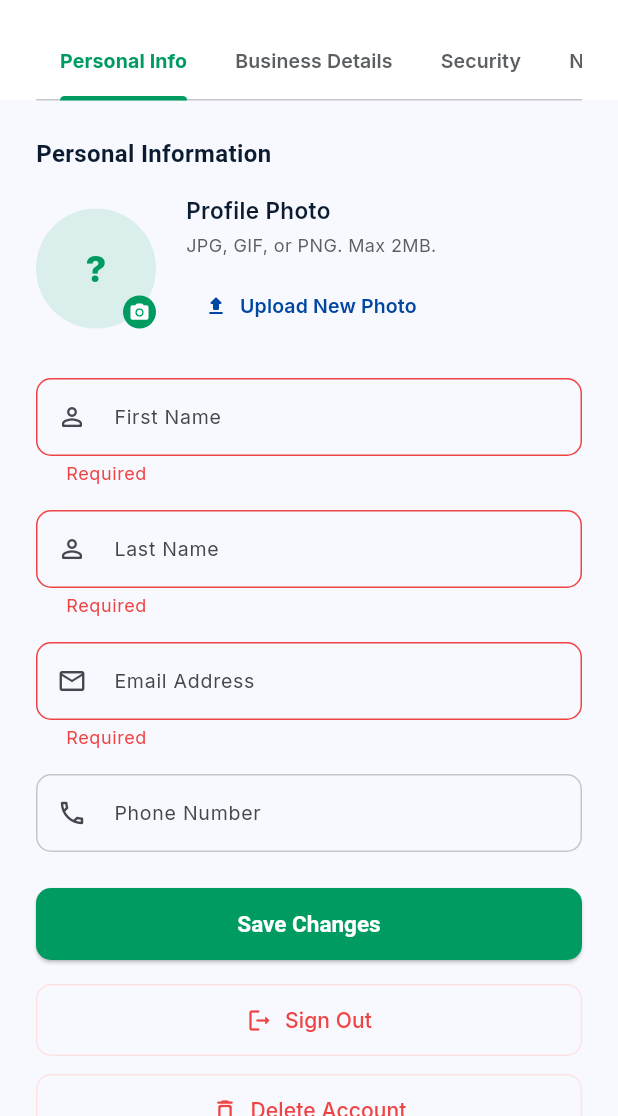
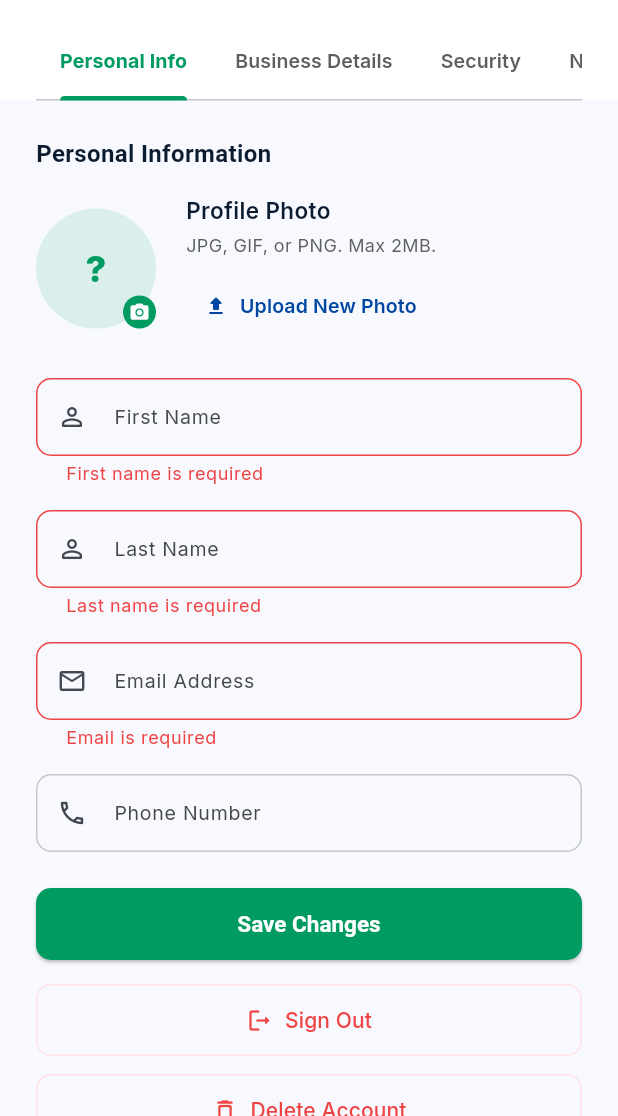
Before and after one commit to Johnnierad24/KodiPay, a Flutter app: the LandlordSettingsScreen screen opened directly, after a tap on "Save Changes", on a phone screen of 412 x 824 dp, the part 120-1236 px from its top. Run offline on Flutter 3.47's test engine with Material 3 defaults, Android fonts, the phone set to English and light mode, and no system bars; our stand-ins replace easy_refresh, file_picker, fl_chart, google_fonts, pdf, share_plus and 2 more; missing offline and left inert: dart:js_interop; accounts and stored records are empty; network calls fail.

Commit message:
Add data-quality validation rejecting garbage input
- Backend: new validators util rejects names like '1' (letters only, 2+ chars),
  emails like '1@gmail.com' (needs 2+ char local part + real TLD), and implausible phones
- Apply to register, profile update, caretaker assign/update, tenancy with-new-tenant
- Frontend: shared validators.dart mirrors the same rules
- Wire into login, register, auth, caretaker detail/profile edit, landlord settings,
  and caretaker assignment form as inline form validators

```diff
--- a/frontend/lib/screens/auth_screen.dart
+++ b/frontend/lib/screens/auth_screen.dart
@@ -2,6 +2,7 @@ import 'package:flutter/material.dart';
 import 'package:provider/provider.dart';
 import '../providers/auth_provider.dart';
 import '../utils/constants.dart';
+import '../utils/validators.dart';
 
 const Map<String, ({String label, IconData icon, Color color})> roleMeta = {
   'landlord': (label: 'Landlord', icon: Icons.business_rounded, color: AppColors.kodiGreen),
@@ -307,25 +308,21 @@ class _FormSide extends StatelessWidget {
             if (isSignUp && role == null) _buildRolePicker(),
             if (isSignUp) ...[
               _TextField(controller: firstNameCtl, label: 'First Name', icon: Icons.person_outline_rounded,
-                validator: (value) => (value == null || value.trim().isEmpty) ? 'First name is required' : null),
+                validator: (value) => validateHumanName(value, 'First name')),
               const SizedBox(height: 14),
               _TextField(controller: lastNameCtl, label: 'Last Name', icon: Icons.person_outline_rounded,
-                validator: (value) => (value == null || value.trim().isEmpty) ? 'Last name is required' : null),
+                validator: (value) => validateHumanName(value, 'Last name')),
               const SizedBox(height: 14),
               _TextField(controller: emailCtl, label: 'Email', icon: Icons.email_outlined, keyboardType: TextInputType.emailAddress,
-                validator: (value) {
-                  if (value == null || value.trim().isEmpty) return 'Email is required';
-                  if (!value.contains('@')) return 'Enter a valid email';
-                  return null;
-                }),
+                validator: validateEmail),
               const SizedBox(height: 14),
-              _TextField(controller: phoneCtl, label: 'Phone Number', icon: Icons.phone_outlined, keyboardType: TextInputType.phone),
+              _TextField(controller: phoneCtl, label: 'Phone Number', icon: Icons.phone_outlined, keyboardType: TextInputType.phone,
+                validator: validatePhone),
             ] else ...[
               _TextField(controller: emailCtl, label: 'Email or Phone', icon: Icons.email_outlined,
                 validator: (value) {
-                  if (value == null || value.trim().isEmpty) return 'Email is required';
-                  if (!value.contains('@')) return 'Enter a valid email';
-                  return null;
+                  if (value == null || value.trim().isEmpty) return 'Email or phone is required';
+                  return validateEmail(value) == null || validatePhone(value) == null ? null : 'Enter a valid email or phone';
                 }),
             ],
             const SizedBox(height: 14),
--- a/frontend/lib/screens/caretaker_detail_screen.dart
+++ b/frontend/lib/screens/caretaker_detail_screen.dart
@@ -4,6 +4,7 @@ import 'package:flutter/services.dart';
 import '../models/caretaker_entry.dart';
 import '../services/api_service.dart';
 import '../utils/constants.dart';
+import '../utils/validators.dart';
 import '../widgets/shared_screen_components.dart';
 
 class CaretakerDetailScreen extends StatefulWidget {
@@ -271,11 +272,11 @@ class _EditCaretakerSheetState extends State<_EditCaretakerSheet> {
               const SizedBox(height: 4),
               Text(widget.entry.email, style: const TextStyle(fontSize: 13, color: AppColors.textLight)),
               const SizedBox(height: 20),
-              _field('First Name', _firstNameCtl, validator: (v) => (v == null || v.trim().isEmpty) ? 'Required' : null),
+              _field('First Name', _firstNameCtl, validator: (v) => validateHumanName(v, 'First name')),
               const SizedBox(height: 14),
-              _field('Last Name', _lastNameCtl, validator: (v) => (v == null || v.trim().isEmpty) ? 'Required' : null),
+              _field('Last Name', _lastNameCtl, validator: (v) => validateHumanName(v, 'Last name')),
               const SizedBox(height: 14),
-              _field('Phone', _phoneCtl, keyboardType: TextInputType.phone),
+              _field('Phone', _phoneCtl, keyboardType: TextInputType.phone, validator: validatePhone),
               if (_error != null) ...[
                 const SizedBox(height: 12),
                 Text(_error!, style: const TextStyle(fontSize: 12, color: AppColors.danger)),
--- a/frontend/lib/screens/landlord_settings_screen.dart
+++ b/frontend/lib/screens/landlord_settings_screen.dart
@@ -6,6 +6,7 @@ import 'package:file_picker/file_picker.dart';
 import '../providers/auth_provider.dart';
 import '../services/api_service.dart';
 import '../utils/constants.dart';
+import '../utils/validators.dart';
 
 class LandlordSettingsScreen extends StatefulWidget {
   const LandlordSettingsScreen({super.key});
@@ -234,29 +235,13 @@ class _PersonalInfoTabState extends State<_PersonalInfoTab> {
             ],
           ),
           const SizedBox(height: 24),
-          _buildField('First Name', _firstNameCtl, Icons.person_outline_rounded, validator: (v) {
-            if (v == null || v.trim().isEmpty) return 'Required';
-            if (v.trim().length > 100) return 'Max 100 characters';
-            return null;
-          }),
+          _buildField('First Name', _firstNameCtl, Icons.person_outline_rounded, validator: (v) => validateHumanName(v, 'First name')),
           const SizedBox(height: 16),
-          _buildField('Last Name', _lastNameCtl, Icons.person_outline_rounded, validator: (v) {
-            if (v == null || v.trim().isEmpty) return 'Required';
-            if (v.trim().length > 100) return 'Max 100 characters';
-            return null;
-          }),
+          _buildField('Last Name', _lastNameCtl, Icons.person_outline_rounded, validator: (v) => validateHumanName(v, 'Last name')),
           const SizedBox(height: 16),
-          _buildField('Email Address', _emailCtl, Icons.email_outlined, validator: (v) {
-            if (v == null || v.trim().isEmpty) return 'Required';
-            if (!v.contains('@')) return 'Must contain @';
-            return null;
-          }),
+          _buildField('Email Address', _emailCtl, Icons.email_outlined, validator: validateEmail),
           const SizedBox(height: 16),
-          _buildField('Phone Number', _phoneCtl, Icons.phone_outlined, validator: (v) {
-            if (v == null || v.trim().isEmpty) return null;
-            if (v.trim().length > 20) return 'Max 20 characters';
-            return null;
-          }),
+          _buildField('Phone Number', _phoneCtl, Icons.phone_outlined, validator: validatePhone),
           const SizedBox(height: 24),
           SizedBox(
             height: 48,
--- /dev/null
+++ b/frontend/lib/utils/validators.dart
@@ -0,0 +1,35 @@
+// Reusable data-quality validators for Flutter forms.
+//
+// These go beyond "field is required" — they reject clearly invalid real-world
+// data such as a name of "1", an email of "1@gmail.com", or implausible phone
+// numbers. Return an error string to reject, or `null` to accept.
+
+final RegExp _nameRegex = RegExp(r"^[^\p{N}\p{P}\p{S}][\p{L}\s'.-]{1,99}$", unicode: true);
+final RegExp _emailRegex = RegExp(r'^[^\s@]{2,64}@[^\s@]{1,253}\.[A-Za-z]{2,}$');
+final RegExp _phoneRegex = RegExp(r'^\+?[0-9]{7,15}$');
+
+/// Validates a human name: must start with a letter, contain only letters,
+/// spaces, apostrophes, hyphens, and be at least 2 characters long.
+String? validateHumanName(String? value, String label) {
+  final v = value?.trim() ?? '';
+  if (v.isEmpty) return '$label is required';
+  if (v.length < 2) return '$label must be at least 2 characters';
+  if (!_nameRegex.hasMatch(v)) return '$label can only contain letters';
+  return null;
+}
+
+/// Validates a realistic email address (2+ char local part, real TLD).
+String? validateEmail(String? value) {
+  final v = value?.trim() ?? '';
+  if (v.isEmpty) return 'Email is required';
+  if (!_emailRegex.hasMatch(v)) return 'Enter a valid email address';
+  return null;
+}
+
+/// Validates an optional phone number.
+String? validatePhone(String? value) {
+  final v = value?.trim() ?? '';
+  if (v.isEmpty) return null;
+  if (!_phoneRegex.hasMatch(v)) return 'Enter a valid phone number';
+  return null;
+}
```
Also changed, not shown: frontend/lib/screens/caretaker_profile_screen.dart (+5 -20 lines), frontend/lib/screens/login_screen.dart (+2 -5 lines), frontend/lib/screens/register_screen.dart (+5 -7 lines), frontend/lib/widgets/shared_screen_components.dart (+17 -8 lines), 4 other files.
